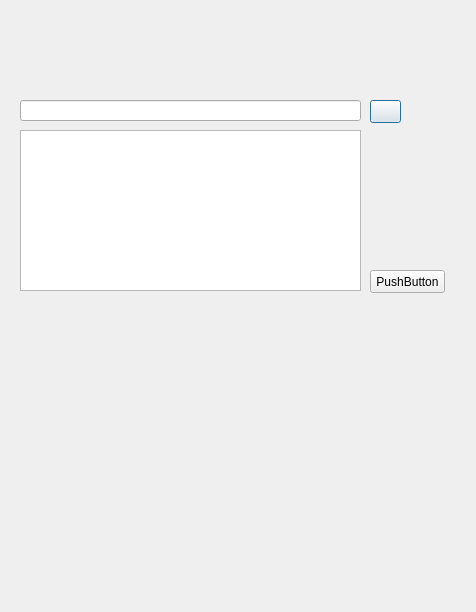
Old version of the form MainWindow.ui in the repository colfax0483/capstone_project.
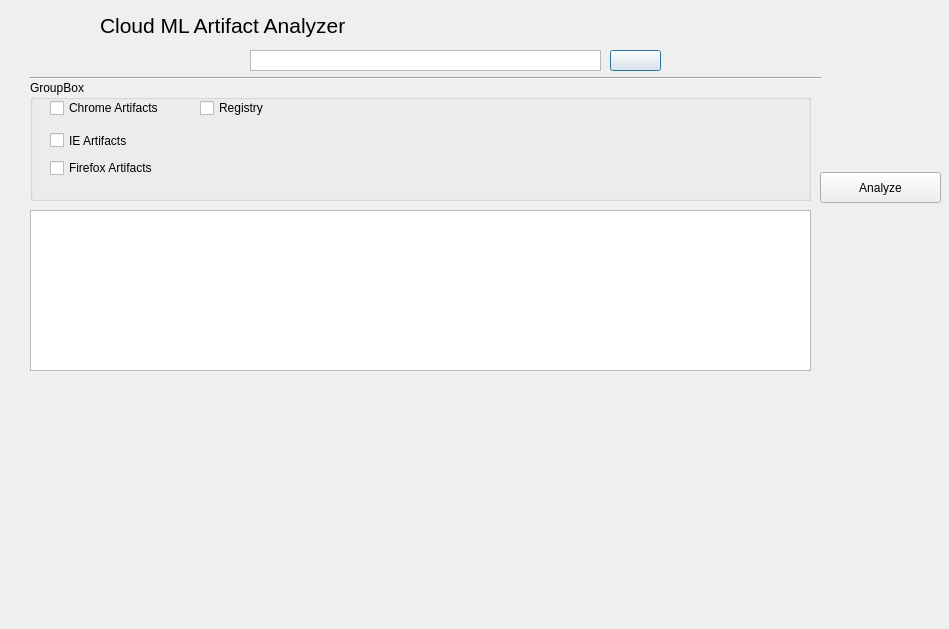
New version of the form. Icons and pictures are not drawn.

The edit to the form file:
```diff
--- a/MainWindow.ui
+++ b/MainWindow.ui
@@ -6,8 +6,8 @@
    <rect>
     <x>0</x>
     <y>0</y>
-    <width>476</width>
-    <height>612</height>
+    <width>949</width>
+    <height>629</height>
    </rect>
   </property>
   <property name="windowTitle">
@@ -16,10 +16,10 @@
   <widget class="QPushButton" name="FileLoad">
    <property name="geometry">
     <rect>
-     <x>370</x>
-     <y>100</y>
-     <width>31</width>
-     <height>23</height>
+     <x>610</x>
+     <y>50</y>
+     <width>51</width>
+     <height>21</height>
     </rect>
    </property>
    <property name="text">
@@ -30,22 +30,12 @@
      <normaloff>rsrc/folder.png</normaloff>rsrc/folder.png</iconset>
    </property>
   </widget>
-  <widget class="QLineEdit" name="lineEdit">
-   <property name="geometry">
-    <rect>
-     <x>20</x>
-     <y>100</y>
-     <width>341</width>
-     <height>21</height>
-    </rect>
-   </property>
-  </widget>
   <widget class="QListWidget" name="listWidget">
    <property name="geometry">
     <rect>
-     <x>20</x>
-     <y>130</y>
-     <width>341</width>
+     <x>30</x>
+     <y>210</y>
+     <width>781</width>
      <height>161</height>
     </rect>
    </property>
@@ -53,14 +43,132 @@
   <widget class="QPushButton" name="pushButton">
    <property name="geometry">
     <rect>
-     <x>370</x>
-     <y>270</y>
-     <width>75</width>
-     <height>23</height>
+     <x>820</x>
+     <y>172</y>
+     <width>121</width>
+     <height>31</height>
     </rect>
    </property>
    <property name="text">
-    <string>PushButton</string>
+    <string>Analyze</string>
+   </property>
+  </widget>
+  <widget class="QGroupBox" name="groupBox">
+   <property name="geometry">
+    <rect>
+     <x>30</x>
+     <y>80</y>
+     <width>781</width>
+     <height>121</height>
+    </rect>
+   </property>
+   <property name="title">
+    <string>GroupBox</string>
+   </property>
+   <widget class="QCheckBox" name="chk_Firefox">
+    <property name="geometry">
+     <rect>
+      <x>20</x>
+      <y>80</y>
+      <width>111</width>
+      <height>16</height>
+     </rect>
+    </property>
+    <property name="text">
+     <string>Firefox Artifacts</string>
+    </property>
+   </widget>
+   <widget class="QCheckBox" name="chk_Chrome">
+    <property name="geometry">
+     <rect>
+      <x>20</x>
+      <y>20</y>
+      <width>121</width>
+      <height>16</height>
+     </rect>
+    </property>
+    <property name="text">
+     <string>Chrome Artifacts</string>
+    </property>
+   </widget>
+   <widget class="QCheckBox" name="chk_IE">
+    <property name="geometry">
+     <rect>
+      <x>20</x>
+      <y>50</y>
+      <width>131</width>
+      <height>21</height>
+     </rect>
+    </property>
+    <property name="text">
+     <string>IE Artifacts</string>
+    </property>
+   </widget>
+   <widget class="QCheckBox" name="chk_Registry">
+    <property name="geometry">
+     <rect>
+      <x>170</x>
+      <y>20</y>
+      <width>81</width>
+      <height>16</height>
+     </rect>
+    </property>
+    <property name="text">
+     <string>Registry</string>
+    </property>
+   </widget>
+  </widget>
+  <widget class="QTextEdit" name="Brw_Dir">
+   <property name="geometry">
+    <rect>
+     <x>250</x>
+     <y>50</y>
+     <width>351</width>
+     <height>21</height>
+    </rect>
+   </property>
+   <property name="verticalScrollBarPolicy">
+    <enum>Qt::ScrollBarAlwaysOff</enum>
+   </property>
+   <property name="horizontalScrollBarPolicy">
+    <enum>Qt::ScrollBarAlwaysOff</enum>
+   </property>
+   <property name="placeholderText">
+    <string extracomment="파일 경로"/>
+   </property>
+  </widget>
+  <widget class="Line" name="line">
+   <property name="geometry">
+    <rect>
+     <x>30</x>
+     <y>70</y>
+     <width>791</width>
+     <height>16</height>
+    </rect>
+   </property>
+   <property name="orientation">
+    <enum>Qt::Horizontal</enum>
+   </property>
+  </widget>
+  <widget class="QLabel" name="Title">
+   <property name="geometry">
+    <rect>
+     <x>100</x>
+     <y>10</y>
+     <width>281</width>
+     <height>31</height>
+    </rect>
+   </property>
+   <property name="font">
+    <font>
+     <family>Microsoft Sans Serif</family>
+     <pointsize>16</pointsize>
+     <weight>50</weight>
+     <bold>false</bold>
+    </font>
+   </property>
+   <property name="text">
+    <string>Cloud ML Artifact Analyzer</string>
    </property>
   </widget>
  </widget>
```
Left out of the diff: 2 changed lines with no effect on the pictures.
